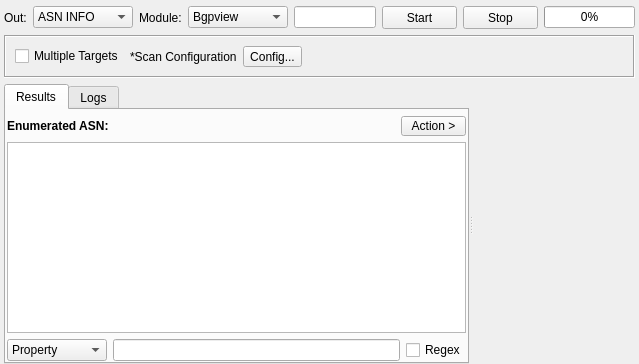
Old version of the form sub3suite/src/enums/asn/ASNEnum.ui in the repository 3nock/OTE.
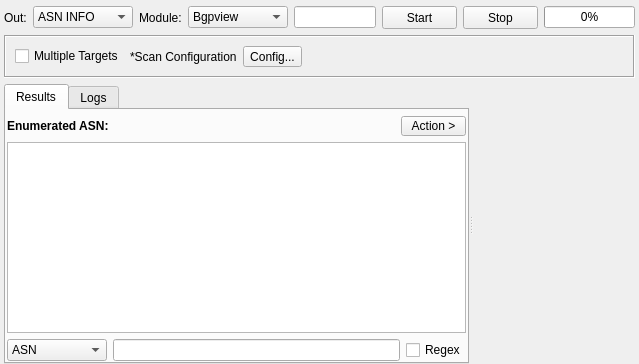
New version of the form. Custom widgets are drawn as their Qt base class.

Diff of the .ui file:
```diff
--- a/sub3suite/src/enums/asn/ASNEnum.ui
+++ b/sub3suite/src/enums/asn/ASNEnum.ui
@@ -287,7 +287,7 @@
             </property>
             <item>
              <property name="text">
-              <string>Property</string>
+              <string>ASN</string>
              </property>
             </item>
             <item>
```
